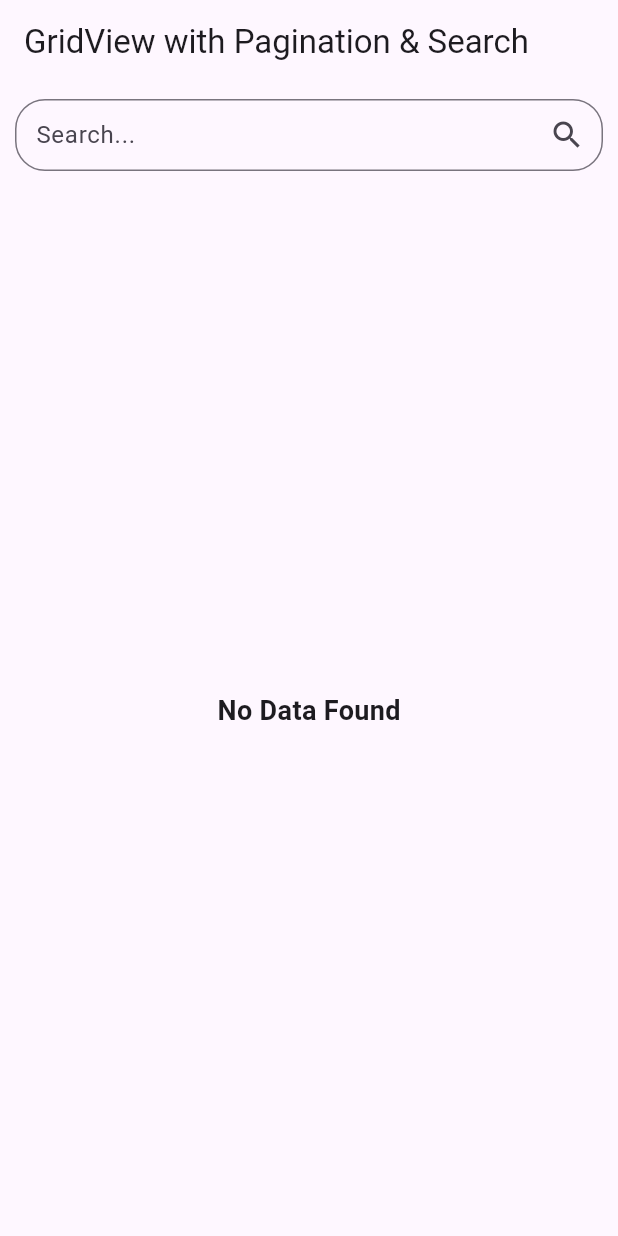
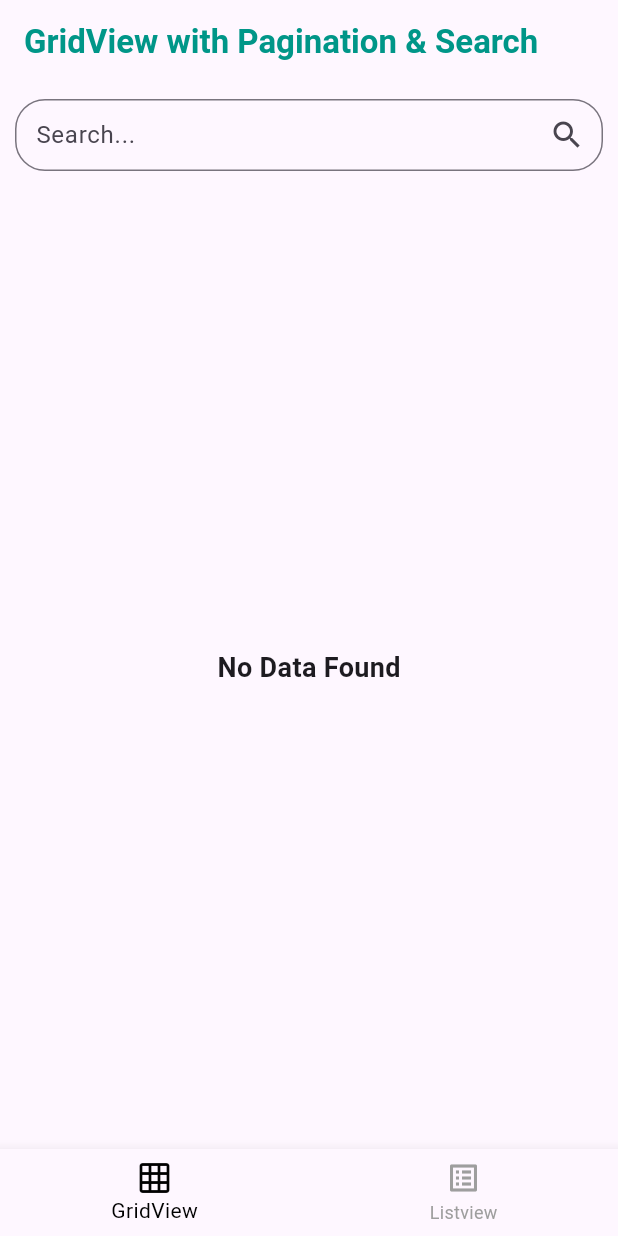
Before and after one commit to Dinesh4815/flutter, a Flutter app: the screen it shows after launch, on a phone screen of 412 x 824 dp. Run offline on Flutter 3.47's test engine with Material 3 defaults, Android fonts, the phone set to English and light mode, and no system bars; network calls fail.

Commit message:
search bar

```diff
--- /dev/null
+++ b/lib/bottomnavagitionbar.dart
@@ -0,0 +1,60 @@
+import 'package:apiusingaccesstoken/gridview.dart';
+import 'package:apiusingaccesstoken/listview.dart';
+import 'package:flutter/material.dart';
+
+
+class navBar extends StatefulWidget {
+  @override
+  _navBarState createState() => _navBarState();
+}
+
+class _navBarState extends State<navBar> {
+  int _selectedIndex = 0;
+
+  final List<Widget> _screens = [
+HomeScreen(),
+homescreen(),
+  ];
+
+  void _onItemTapped(int index) {
+    setState(() {
+      _selectedIndex = index;
+    });
+  }
+
+  @override
+  Widget build(BuildContext context) {
+    return Scaffold(
+      backgroundColor: Colors.grey[200],
+      body: _screens[_selectedIndex],
+      bottomNavigationBar: Container(
+        decoration: BoxDecoration(
+          color: Colors.white,
+          // borderRadius: BorderRadius.only(
+          //   topLeft: Radius.circular(30),
+          //   topRight: Radius.circular(30),
+          // ),
+        ),
+        child: BottomNavigationBar(
+         // backgroundColor: const Color.fromARGB(0, 252, 252, 252),
+          selectedItemColor: Colors.black,
+          unselectedItemColor: Colors.grey,
+          currentIndex: _selectedIndex,
+          onTap: _onItemTapped,
+          items: const <BottomNavigationBarItem>[
+            BottomNavigationBarItem(
+              icon: Icon(Icons.grid_on),
+              label: 'GridView',
+            ),
+            BottomNavigationBarItem(
+              icon: Icon(Icons.list_alt_outlined),
+              label: 'Listview',
+            ),
+
+          ],
+        ),
+      ),
+
+    );
+  }
+}
--- a/lib/gridview.dart
+++ b/lib/gridview.dart
@@ -22,19 +22,33 @@ class _HomeScreenState extends State<HomeScreen> {
 
   Future<void> fetchPosts({String query = "", bool refresh = false}) async {
     if (isLoading) return;
+
     setState(() {
       isLoading = true;
+      if (refresh) {
+        page = 1;
+        posts.clear();
+        filteredPosts.clear();
+      }
     });
 
     try {
-      if (refresh) {
-        page = 1;
-        posts.clear();
-      }
       final fetchedPosts = await apiServices.fetchPosts(page, 10, searchQuery: query);
+
       setState(() {
-        posts = query.isEmpty ? [...posts, ...fetchedPosts] : fetchedPosts;
-        filteredPosts = List.from(posts);
+        if (refresh) {
+          posts = List.from(fetchedPosts);
+        } else {
+          posts.addAll(fetchedPosts);
+        }
+
+
+        if (query.isNotEmpty) {
+          filteredPosts = List.from(posts.where((post) => post.title!.toLowerCase().contains(query.toLowerCase())));
+        } else {
+          filteredPosts = List.from(posts);
+        }
+
         page++;
       });
     } catch (e) {
@@ -44,6 +58,10 @@ class _HomeScreenState extends State<HomeScreen> {
     setState(() {
       isLoading = false;
     });
+  }
+
+  Future<void> _refreshPosts() async {
+    await fetchPosts(query: searchQuery, refresh: true);
   }
 
   void _search(String query) {
@@ -74,7 +92,10 @@ class _HomeScreenState extends State<HomeScreen> {
   @override
   Widget build(BuildContext context) {
     return Scaffold(
-      appBar: AppBar(title: const Text("GridView with Pagination & Search")),
+      appBar: AppBar(title: const Text("GridView with Pagination & Search",style:TextStyle(
+          color: Colors.teal,fontWeight: FontWeight.bold
+        ),
+      )),
       body: Column(
         children: [
           Padding(
@@ -95,9 +116,9 @@ class _HomeScreenState extends State<HomeScreen> {
           ),
           Expanded(
             child: RefreshIndicator(
-              onRefresh: () async => fetchPosts(refresh: true),
+              onRefresh: _refreshPosts,
               child: filteredPosts.isEmpty && !isLoading
-                  ? Center(
+                  ? const Center(
                       child: Text(
                         "No Data Found",
                         style: TextStyle(fontSize: 18, fontWeight: FontWeight.bold),
--- a/lib/main.dart
+++ b/lib/main.dart
@@ -1,3 +1,4 @@
+import 'package:apiusingaccesstoken/bottomnavagitionbar.dart';
 import 'package:apiusingaccesstoken/gridview.dart';
 import 'package:apiusingaccesstoken/listview.dart';
 //import 'package:apiusingaccesstoken/listview.dart';
@@ -13,8 +14,9 @@ class MyApp extends StatelessWidget {
   @override
   Widget build(BuildContext context) {
     return MaterialApp(
+      debugShowCheckedModeBanner: false,
 
-      home:  HomeScreen(),
+      home:  navBar(),
     );
   }
 }
```
Also changed, not shown: lib/listview.dart (+29 -8 lines), 8 other files.
